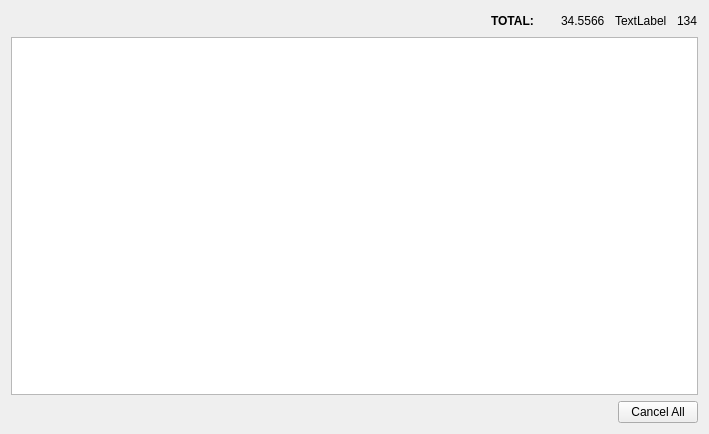
Above: src/qt/forms/luxgateopenorderspanel.ui from LUX-Core/lux before the change. Below: the same form after it.
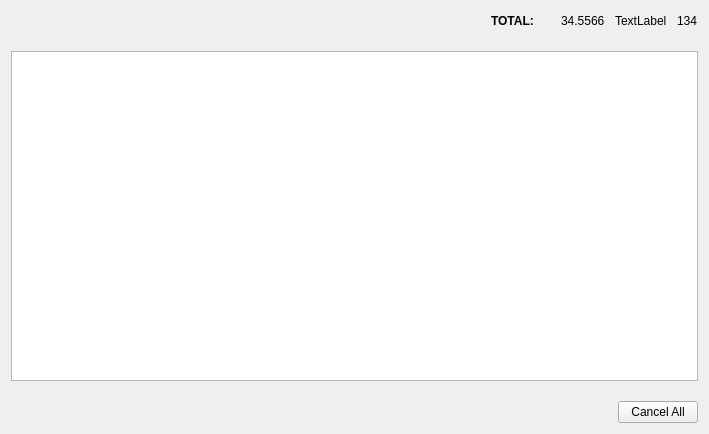
That is the form after the change. Icons and pictures are not drawn.

The edit to the form file:
```diff
--- a/src/qt/forms/luxgateopenorderspanel.ui
+++ b/src/qt/forms/luxgateopenorderspanel.ui
@@ -14,6 +14,9 @@
    <string>Frame</string>
   </property>
   <layout class="QVBoxLayout" name="verticalLayout">
+   <property name="spacing">
+    <number>20</number>
+   </property>
    <item>
     <layout class="QHBoxLayout" name="horizontalLayout">
      <property name="spacing">
```
